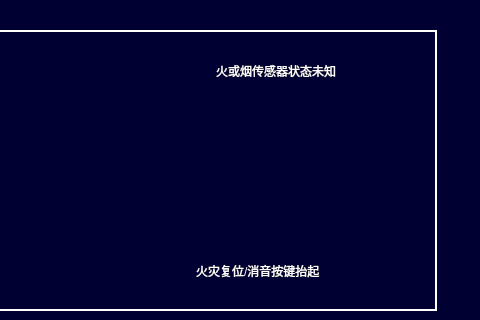
This is helppage5.ui in 994656234/HHL as Qt 5 draws it before an edit; both pictures show x 544 to 1024 and y 0 to 320 of the 1024 by 706 pixel window. The edited form follows.
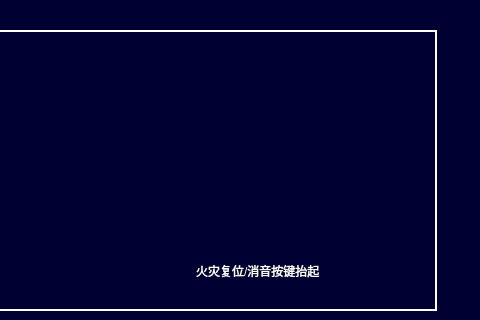
This is the edited form. Icons and pictures are not drawn.

The edit to the form file:
```diff
--- a/helppage5.ui
+++ b/helppage5.ui
@@ -344,39 +344,6 @@
     <string>未检测到火或烟报警</string>
    </property>
   </widget>
-  <widget class="QLabel" name="label_48">
-   <property name="geometry">
-    <rect>
-     <x>690</x>
-     <y>50</y>
-     <width>51</width>
-     <height>41</height>
-    </rect>
-   </property>
-   <property name="styleSheet">
-    <string notr="true">border-image: url(:/images/image/fireunknow1.png);</string>
-   </property>
-   <property name="text">
-    <string/>
-   </property>
-  </widget>
-  <widget class="QLabel" name="label_49">
-   <property name="geometry">
-    <rect>
-     <x>760</x>
-     <y>60</y>
-     <width>191</width>
-     <height>21</height>
-    </rect>
-   </property>
-   <property name="styleSheet">
-    <string notr="true">color: rgb(255, 255, 255);
-font:16px &quot;微软雅黑&quot;;</string>
-   </property>
-   <property name="text">
-    <string>火或烟传感器状态未知</string>
-   </property>
-  </widget>
   <widget class="QLabel" name="label_50">
    <property name="geometry">
     <rect>
```
